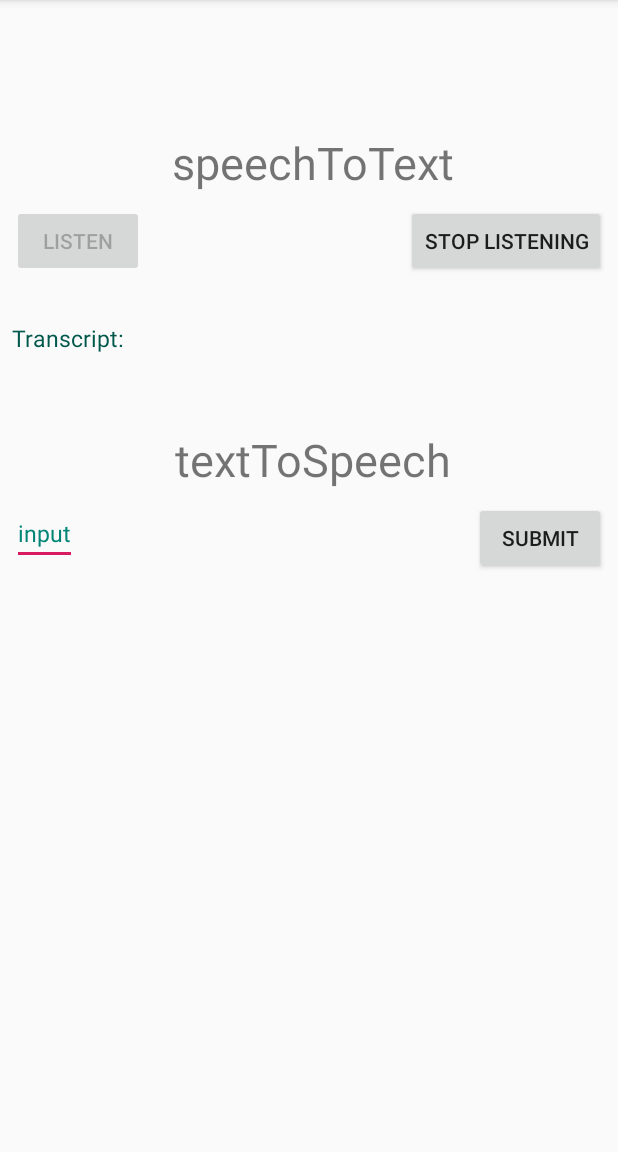
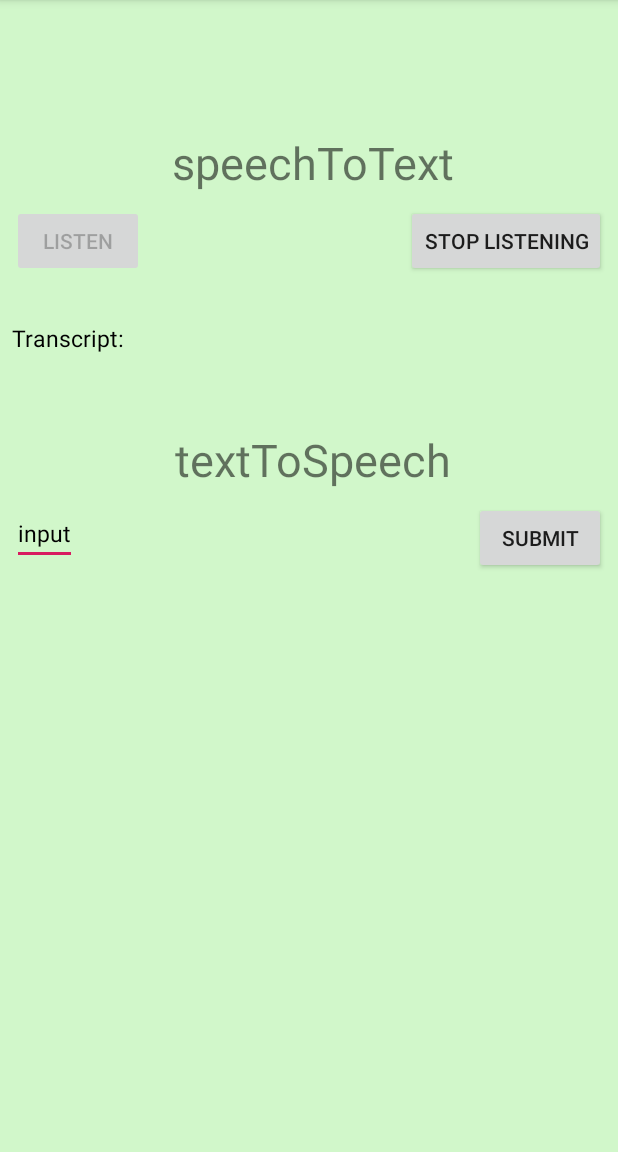
Before and after one commit to ConchuirORiain/AndroidDispatch, an Android app: the screen it shows after launch (MainActivity), after a tap on "LISTEN", on a phone screen of 412 x 824 dp, the part 84-1236 px from its top. Run offline under Robolectric (Android 15) with nearby library versions, the phone set to English and light mode, and no system bars; our stand-ins replace Volley; libraries missing offline, so code that uses them is left out: com.ibm.watson; 5 statements that could not run were skipped; 1 other tap on this screen came first.

Commit message:
cleaned some things up

```diff
--- a/app/src/main/java/com/example/androidrecordaudio/MainActivity.java
+++ b/app/src/main/java/com/example/androidrecordaudio/MainActivity.java
@@ -113,7 +113,7 @@ public class MainActivity extends AppCompatActivity {
                     });
 
 
-                    Toast.makeText(MainActivity.this,"Recording...",Toast.LENGTH_SHORT).show();
+                    Toast.makeText(MainActivity.this,"Listening...",Toast.LENGTH_SHORT).show();
 
 
                     capture = microphoneHelper.getInputStream(true);
@@ -255,7 +255,8 @@ public void onRequestPermissionsResult(int requestCode, @NonNull String[] permis
     }
 
     private SpeechToText initSpeechToTextService() {
-        IamOptions iamOptions = new IamOptions.Builder().apiKey("MlQXA7DTolsGoSCn2pDASfWEFZ6be5hancjsjElj3k3A").build();
+        String apiKey = getString(R.string.speech_text_iam_apikey);
+        IamOptions iamOptions = new IamOptions.Builder().apiKey(apiKey).build();
         SpeechToText service = new SpeechToText(iamOptions);
         service.setEndPoint(getString(R.string.speech_text_url));
         return service;
--- a/app/src/main/res/layout/activity_main.xml
+++ b/app/src/main/res/layout/activity_main.xml
@@ -2,6 +2,7 @@
 <android.support.constraint.ConstraintLayout xmlns:android="http://schemas.android.com/apk/res/android"
     xmlns:app="http://schemas.android.com/apk/res-auto"
     xmlns:tools="http://schemas.android.com/tools"
+    android:background="#d1f7ca"
     android:layout_width="match_parent"
     android:layout_height="match_parent"
     tools:context=".MainActivity">
@@ -59,7 +60,7 @@
         android:layout_marginStart="8dp"
         android:layout_marginTop="30dp"
         android:text="Transcript:"
-        android:textColor="@color/colorPrimaryDark"
+        android:textColor="#000000"
         android:textSize="15sp"
         app:layout_constraintStart_toStartOf="parent"
         app:layout_constraintTop_toBottomOf="@+id/btnStartListen" />
@@ -71,7 +72,7 @@
         android:layout_marginStart="8dp"
         android:layout_marginTop="8dp"
         android:text="input"
-        android:textColor="@color/colorPrimary"
+        android:textColor="#000000"
         android:textSize="15sp"
         app:layout_constraintStart_toStartOf="parent"
         app:layout_constraintTop_toBottomOf="@+id/textView2" />
--- a/app/src/main/res/values/credentials.xml
+++ b/app/src/main/res/values/credentials.xml
@@ -2,8 +2,6 @@
 <resources>
     <string name="speech_text_iam_apikey">MlQXA7DTolsGoSCn2pDASfWEFZ6be5hancjsjElj3k3A</string>
     <string name="speech_text_url">https://gateway-lon.watsonplatform.net/speech-to-text/api</string>
-    <string name="username">ryanc59@tcd.ie</string>
-    <string name="password">J9whKAay7x9p8M4</string>
 
     <string name="text_speech_iam_apikey">yCb_Ol_gwJMQoi0_Y5Z_KBo235qL9q5jDpLJeggd41-u</string>
     <string name="text_speech_url">https://gateway-lon.watsonplatform.net/text-to-speech/api</string>
```
